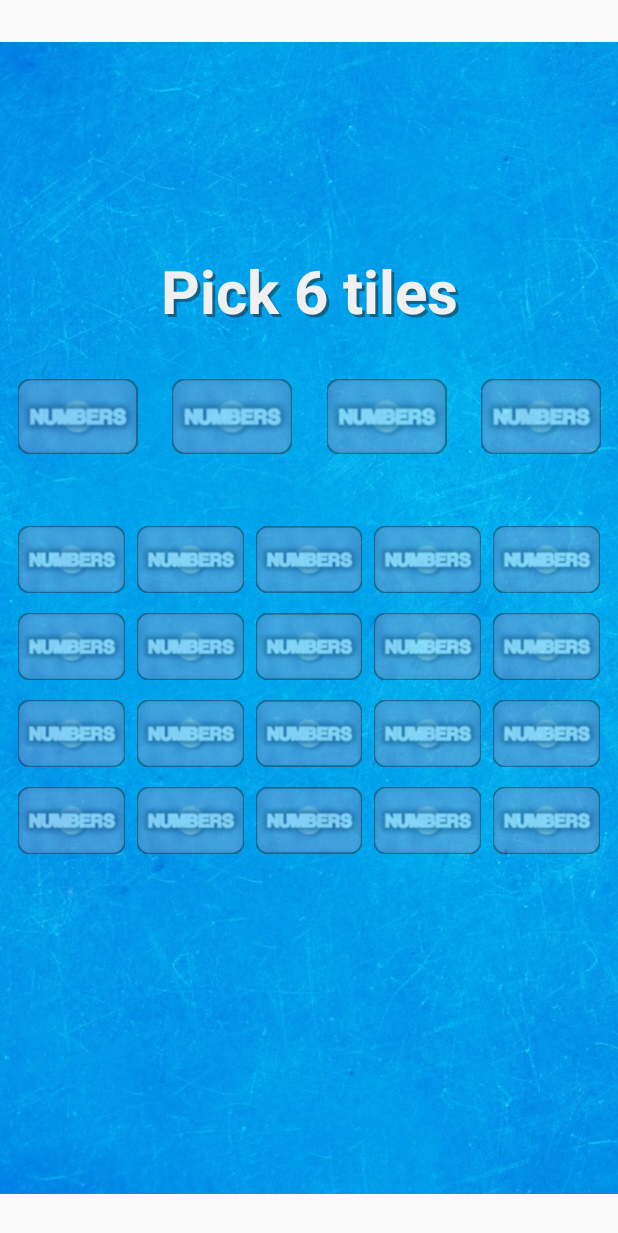
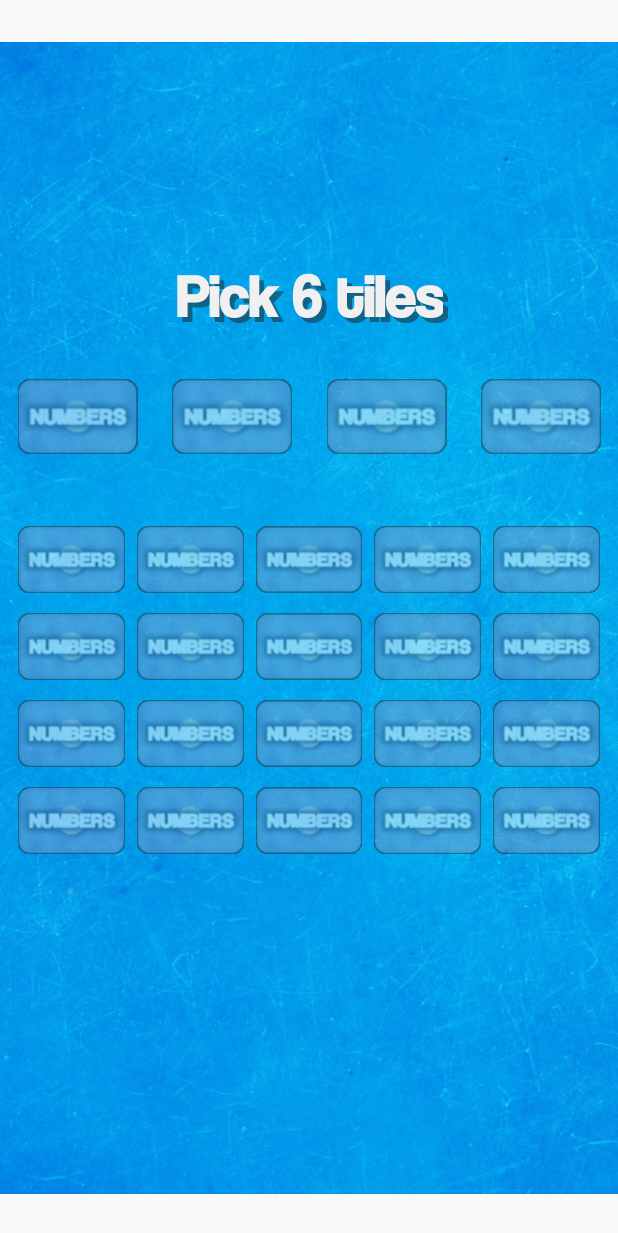
Before and after one commit to PenneySoft/Numbers-Round, an Android app: the screen it shows after launch (MainActivity), on a phone screen of 412 x 824 dp. Shown: the top 1233 px of the screen. Run offline under Robolectric (Android 15) with nearby library versions, the phone set to English and light mode, and no system bars.

Commit message:
4th upload.
Pics and textviews. Branched.
Background position and size fixed.
All tiles and text workign eventually, keep emulating.
Making picker screen buttons.
Buttons basically assembled.
Writing the code for the number picking screen first.
Game will start now, just make a method to clear screen and show game screen. Don't forget clock hand hide and go button show. We only want the random num tiles shown, make all orig tiles blue as this will also be used in our replay method, which will pick new numbers but of the same size. Need a button that goes back to picker screen.
Picks numbers based on random tiles chosen. But onClick doing weird things to background.
Parralax scrolling added.

Working well. Now paste the equation code. And work out the history and clear code.
(Font updated)

```diff
--- a/app/src/main/res/layout/activity_main.xml
+++ b/app/src/main/res/layout/activity_main.xml
@@ -27,14 +27,15 @@
         android:id="@+id/pickerScreen"
         android:layout_width="match_parent"
         android:layout_height="match_parent"
-        android:visibility="gone">
+        android:visibility="visible">
 
         <TextView
             android:id="@+id/pickerTitleShadow"
             android:layout_width="wrap_content"
             android:layout_height="wrap_content"
-            android:layout_marginStart="2dp"
-            android:layout_marginTop="2dp"
+            android:layout_marginStart="3dp"
+            android:layout_marginTop="3dp"
+            android:fontFamily="@font/coolvetica"
             android:text="Pick 6 tiles"
             android:textColor="#80202020"
             android:textSize="40dp"
@@ -47,6 +48,7 @@
             android:layout_width="wrap_content"
             android:layout_height="wrap_content"
             android:layout_marginBottom="32dp"
+            android:fontFamily="@font/coolvetica"
             android:text="Pick 6 tiles"
             android:textColor="#F0F0F0"
             android:textSize="40dp"
@@ -426,7 +428,7 @@
         android:id="@+id/gameScreen"
         android:layout_width="0dp"
         android:layout_height="0dp"
-        android:visibility="visible"
+        android:visibility="gone"
         app:layout_constraintBottom_toBottomOf="parent"
         app:layout_constraintEnd_toEndOf="parent"
         app:layout_constraintStart_toStartOf="parent"
@@ -489,15 +491,17 @@
             <TextView
                 android:id="@+id/targetTV"
                 android:layout_width="wrap_content"
-                android:layout_height="match_parent"
+                android:layout_height="wrap_content"
+                android:fontFamily="@font/coolvetica"
                 android:text="999"
                 android:textColor="@android:color/white"
-                android:textSize="70sp"
+                android:textSize="55sp"
                 app:layout_constraintBottom_toBottomOf="parent"
-                app:layout_constraintEnd_toEndOf="parent"
+                app:layout_constraintEnd_toStartOf="@+id/targetIV"
                 app:layout_constraintHorizontal_bias="0.5"
-                app:layout_constraintStart_toStartOf="parent"
-                app:layout_constraintTop_toTopOf="parent" />
+                app:layout_constraintStart_toEndOf="@+id/targetIV"
+                app:layout_constraintTop_toTopOf="parent"
+                app:layout_constraintVertical_bias="0.26" />
         </android.support.constraint.ConstraintLayout>
 
         <android.support.constraint.ConstraintLayout
@@ -679,10 +683,11 @@
                     android:layout_width="55dp"
                     android:layout_height="55dp"
                     android:layout_weight="1"
+                    android:fontFamily="@font/coolvetica"
                     android:gravity="center"
                     android:text="100"
                     android:textColor="@android:color/white"
-                    android:textSize="26sp"
+                    android:textSize="30sp"
                     android:textStyle="bold" />
 
                 <TextView
@@ -690,10 +695,11 @@
                     android:layout_width="55dp"
                     android:layout_height="55dp"
                     android:layout_weight="1"
+                    android:fontFamily="@font/coolvetica"
                     android:gravity="center"
                     android:text="50"
                     android:textColor="@android:color/white"
-                    android:textSize="26sp"
+                    android:textSize="30sp"
                     android:textStyle="bold" />
 
                 <TextView
@@ -701,10 +707,11 @@
                     android:layout_width="55dp"
                     android:layout_height="55dp"
                     android:layout_weight="1"
+                    android:fontFamily="@font/coolvetica"
                     android:gravity="center"
                     android:text="25"
                     android:textColor="@android:color/white"
-                    android:textSize="26sp"
+                    android:textSize="30sp"
                     android:textStyle="bold" />
 
                 <TextView
@@ -712,10 +719,11 @@
                     android:layout_width="55dp"
                     android:layout_height="55dp"
                     android:layout_weight="1"
+                    android:fontFamily="@font/coolvetica"
                     android:gravity="center"
                     android:text="10"
                     android:textColor="@android:color/white"
-                    android:textSize="26sp"
+                    android:textSize="30sp"
                     android:textStyle="bold" />
 
                 <TextView
@@ -723,10 +731,11 @@
                     android:layout_width="55dp"
                     android:layout_height="55dp"
                     android:layout_weight="1"
+                    android:fontFamily="@font/coolvetica"
                     android:gravity="center"
                     android:text="8"
                     android:textColor="@android:color/white"
-                    android:textSize="26sp"
+                    android:textSize="30sp"
                     android:textStyle="bold" />
 
                 <TextView
@@ -734,10 +743,11 @@
                     android:layout_width="55dp"
                     android:layout_height="55dp"
                     android:layout_weight="1"
+                    android:fontFamily="@font/coolvetica"
                     android:gravity="center"
                     android:text="2"
                     android:textColor="@android:color/white"
-                    android:textSize="26sp"
+                    android:textSize="30sp"
                     android:textStyle="bold" />
 
 
@@ -805,10 +815,11 @@
                     android:layout_width="80dp"
                     android:layout_height="55dp"
                     android:layout_weight="1"
+                    android:fontFamily="@font/coolvetica"
                     android:gravity="center"
                     android:text="546"
                     android:textColor="@android:color/white"
-                    android:textSize="26sp"
+                    android:textSize="30dp"
                     android:textStyle="bold" />
 
                 <TextView
@@ -816,10 +827,11 @@
                     android:layout_width="80dp"
                     android:layout_height="55dp"
                     android:layout_weight="1"
+                    android:fontFamily="@font/coolvetica"
                     android:gravity="center"
                     android:text="654"
                     android:textColor="@android:color/white"
-                    android:textSize="26sp"
+                    android:textSize="30dp"
                     android:textStyle="bold" />
 
                 <TextView
@@ -827,9 +839,10 @@
                     android:layout_width="80dp"
                     android:layout_height="55dp"
                     android:layout_weight="1"
+                    android:fontFamily="@font/coolvetica"
                     android:gravity="center"
                     android:textColor="@android:color/white"
-                    android:textSize="26sp"
+                    android:textSize="30dp"
                     android:textStyle="bold" />
 
                 <TextView
@@ -837,9 +850,10 @@
                     android:layout_width="80dp"
                     android:layout_height="55dp"
                     android:layout_weight="1"
+                    android:fontFamily="@font/coolvetica"
                     android:gravity="center"
                     android:textColor="@android:color/white"
-                    android:textSize="26sp"
+                    android:textSize="30dp"
                     android:textStyle="bold" />
 
 
```
